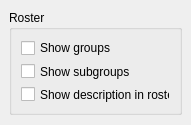
Above: src/settings/generalswidget.ui from BackupTheBerlios/qxygen-svn before the change. Below: the same form after it.
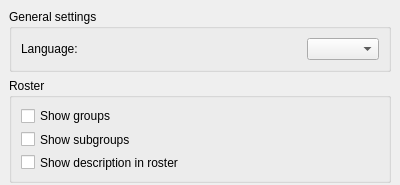
That is the form after the change.

Commit message: Language support added

What changed in the file:
```diff
--- a/src/settings/generalswidget.ui
+++ b/src/settings/generalswidget.ui
@@ -5,33 +5,33 @@
    <rect>
     <x>0</x>
     <y>0</y>
-    <width>191</width>
-    <height>125</height>
+    <width>400</width>
+    <height>185</height>
    </rect>
   </property>
   <property name="minimumSize" >
    <size>
     <width>191</width>
-    <height>125</height>
+    <height>185</height>
    </size>
   </property>
   <property name="maximumSize" >
    <size>
     <width>16777215</width>
-    <height>125</height>
+    <height>185</height>
    </size>
   </property>
   <property name="windowTitle" >
    <string/>
   </property>
-  <layout class="QVBoxLayout" >
+  <layout class="QGridLayout" >
    <property name="margin" >
     <number>9</number>
    </property>
    <property name="spacing" >
     <number>6</number>
    </property>
-   <item>
+   <item row="1" column="0" >
     <widget class="QGroupBox" name="groupBox" >
      <property name="minimumSize" >
       <size>
@@ -79,6 +79,44 @@
      </layout>
     </widget>
    </item>
+   <item row="0" column="0" >
+    <widget class="QGroupBox" name="groupBox_2" >
+     <property name="title" >
+      <string>General settings</string>
+     </property>
+     <layout class="QGridLayout" >
+      <property name="margin" >
+       <number>9</number>
+      </property>
+      <property name="spacing" >
+       <number>6</number>
+      </property>
+      <item row="0" column="1" >
+       <spacer>
+        <property name="orientation" >
+         <enum>Qt::Horizontal</enum>
+        </property>
+        <property name="sizeHint" >
+         <size>
+          <width>40</width>
+          <height>20</height>
+         </size>
+        </property>
+       </spacer>
+      </item>
+      <item row="0" column="0" >
+       <widget class="QLabel" name="label" >
+        <property name="text" >
+         <string>Language:</string>
+        </property>
+       </widget>
+      </item>
+      <item row="0" column="2" >
+       <widget class="QComboBox" name="langComboBox" />
+      </item>
+     </layout>
+    </widget>
+   </item>
   </layout>
  </widget>
  <tabstops>
```
The commit also changes 13 other files.
